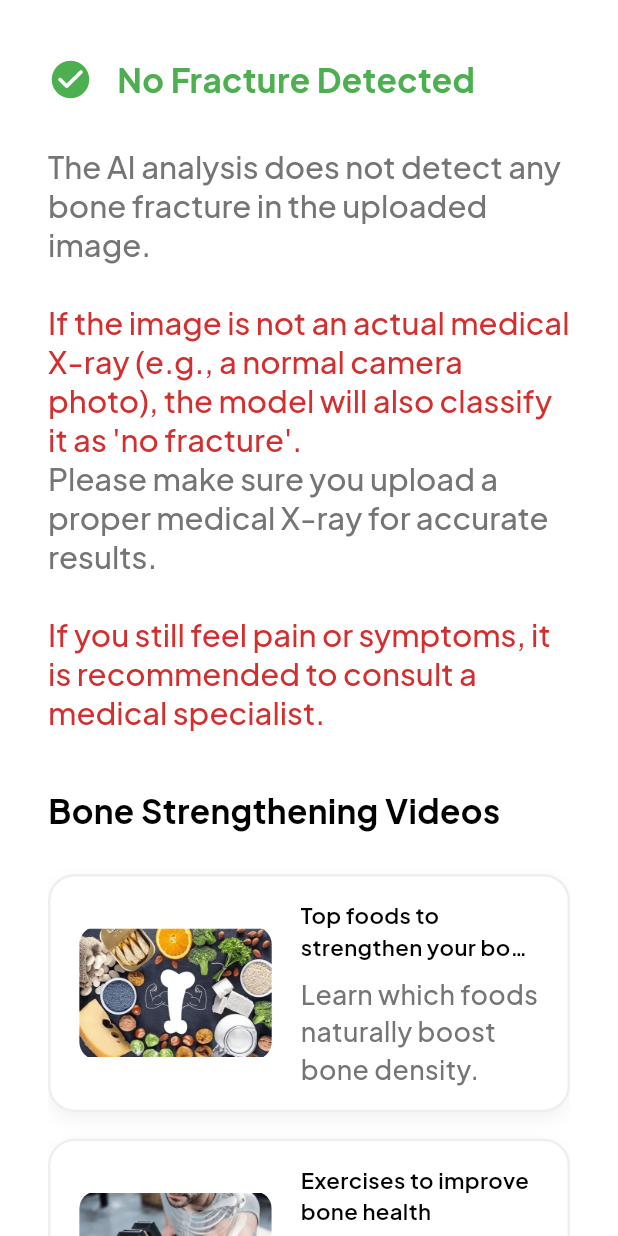
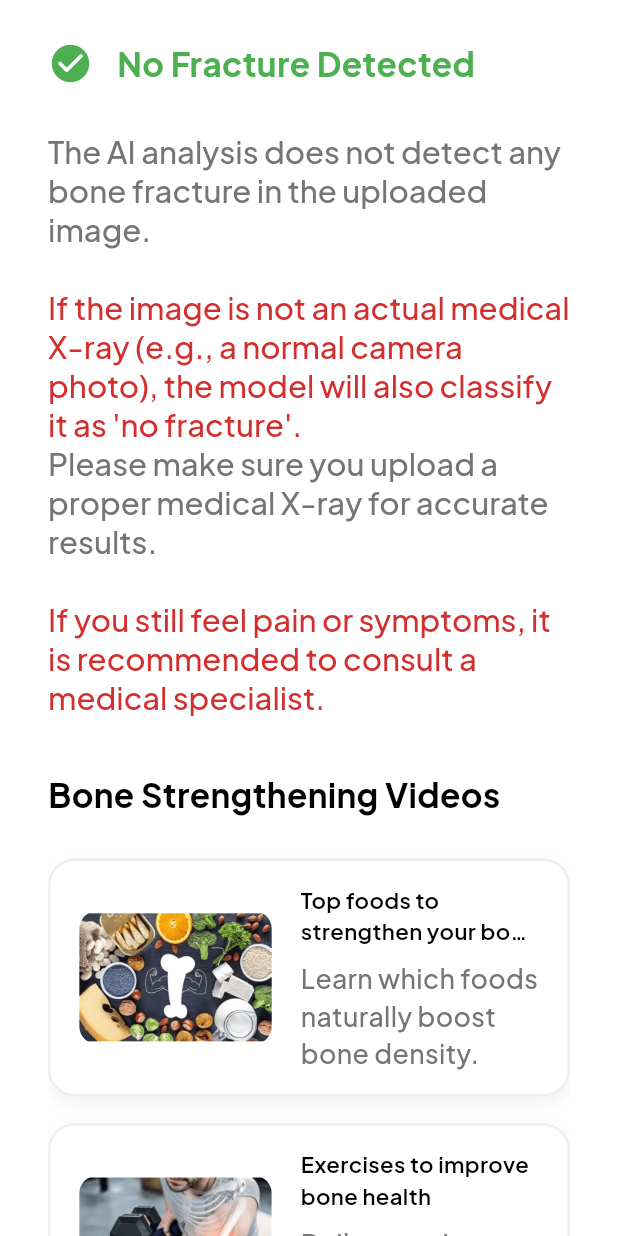
Before and after one commit to Eyadwaleed0005/Bone-Detect-Application, a Flutter app: the ResultScreen screen opened by its route, on a phone screen of 412 x 824 dp. Run offline on Flutter 3.47's test engine with Material 3 defaults, Android fonts, the phone set to English and light mode, and no system bars; our stand-ins replace bloc, dartz, dio, flutter_animate, flutter_bloc, flutter_screenutil and 5 more; accounts and stored records are empty.

Commit message:
the final vesion

```diff
--- a/lib/ui/home_screen/ui/widget/home_header.dart
+++ b/lib/ui/home_screen/ui/widget/home_header.dart
@@ -53,7 +53,7 @@ class HomeHeader extends StatelessWidget {
         ),
       ),
       child: Padding(
-        padding: EdgeInsets.symmetric(horizontal: 20.w, vertical: 35.h),
+        padding: EdgeInsets.symmetric(horizontal: 20.w, vertical: 23.h),
         child:
             Column(
                   crossAxisAlignment: CrossAxisAlignment.start,
--- a/lib/ui/result_screen/ui/result_screen.dart
+++ b/lib/ui/result_screen/ui/result_screen.dart
@@ -48,13 +48,12 @@ class ResultScreen extends StatelessWidget {
                   final title = _getResultTitle(state.isFractured);
                   final color = _getResultColor(state.isFractured);
                   final icon = _getResultIcon(state.isFractured);
-
                   return SingleChildScrollView(
                     physics: const BouncingScrollPhysics(),
                     child: Column(
                       crossAxisAlignment: CrossAxisAlignment.start,
                       children: [
-                        verticalSpace(25),
+                        verticalSpace(18),
                         Row(
                           children: [
                             Icon(icon, color: color, size: 30),
@@ -111,29 +110,32 @@ class ResultScreen extends StatelessWidget {
                             style: Textstyles.font15blackBold(),
                           ),
                           verticalSpace(12),
+
                           EmergencyVideoCard(
                             title: "Top foods to strengthen your bones",
                             description:
                                 "Learn which foods naturally boost bone density.",
                             imageAsset: AppImage().tmpPic4,
                             youtubeUrl:
-                                "https://www.youtube.com/watch?v=zP7wnkGdb5I",
+                                "https://www.youtube.com/watch?v=uu3wVnKekAs",
                           ),
+
                           EmergencyVideoCard(
                             title: "Exercises to improve bone health",
                             description:
                                 "Daily exercises that help keep your bones strong.",
                             imageAsset: AppImage().tmpPic5,
                             youtubeUrl:
-                                "https://www.youtube.com/watch?v=fyQJv1EK5n8",
+                                "https://www.youtube.com/watch?v=y3DevSspTqw",
                           ),
+
                           EmergencyVideoCard(
                             title: "Vitamin D & calcium explained",
                             description:
                                 "The best ways to naturally increase vitamin D and calcium.",
                             imageAsset: AppImage().tmpPic6,
                             youtubeUrl:
-                                "https://www.youtube.com/watch?v=K7rHGz2XaAg",
+                                "https://www.youtube.com/watch?v=DnTyX4HGWZ8",
                           ),
                         ],
                         verticalSpace(30),
@@ -146,7 +148,6 @@ class ResultScreen extends StatelessWidget {
                     ),
                   );
                 }
-
                 return const SizedBox.shrink();
               },
             ),
--- a/pubspec.yaml
+++ b/pubspec.yaml
@@ -74,6 +74,11 @@ flutter_native_splash:
   android_gravity: center
   ios_content_mode: scaleAspectFill
 
+  android_12:
+    image: assets/images/logo.png
+    icon_background_color: "#225B9F"
+
+
 # For information on the generic Dart part of this file, see the
 # following page: https://dart.dev/tools/pub/pubspec
 
```
Also changed, not shown: lib/ui/home_screen/ui/home_screen.dart (+31 -4 lines), 13 other files.
